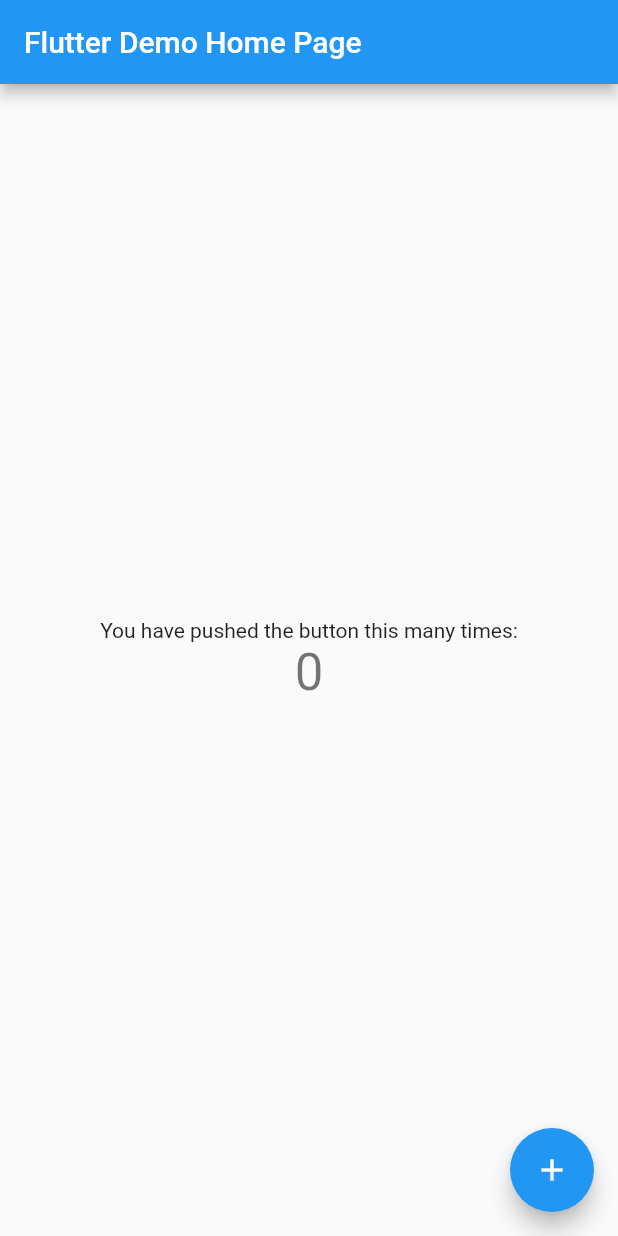
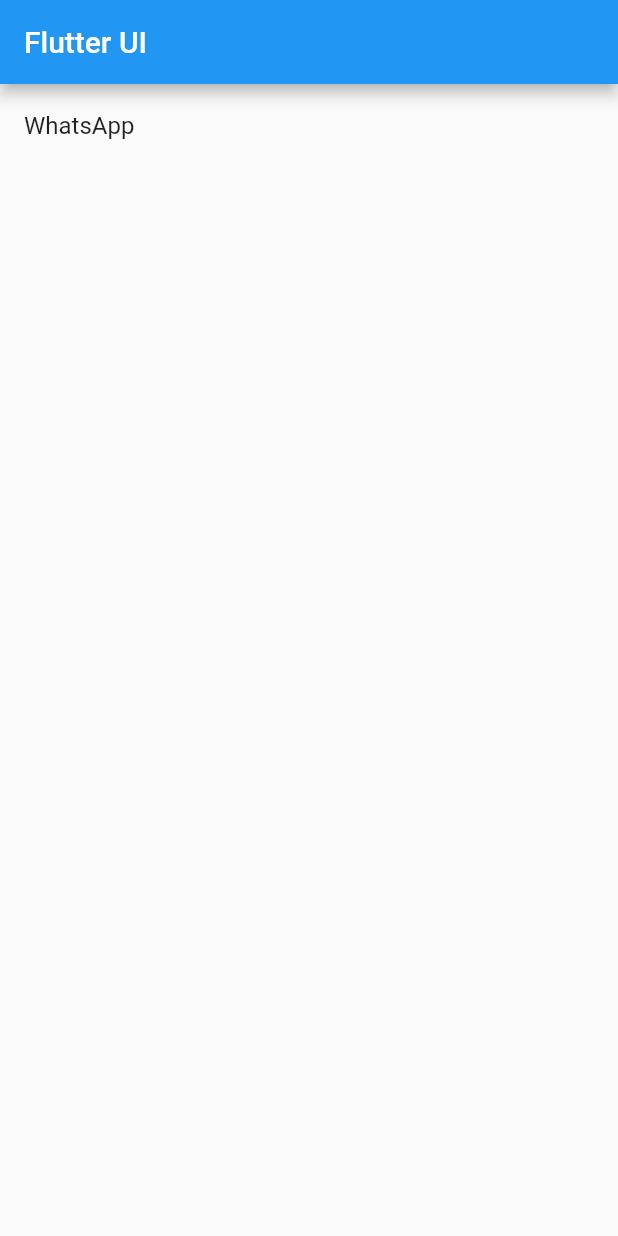
Before and after one commit to vel-jack/ui_design, a Flutter app: the screen it shows after launch, on a phone screen of 412 x 824 dp. Run offline on Flutter 3.47's test engine with Material 2 defaults, Android fonts, the phone set to English and light mode, and no system bars; our stand-ins replace get.

Commit message:
first ui

```diff
--- /dev/null
+++ b/lib/constants.dart
@@ -0,0 +1,13 @@
+import 'package:flutter/material.dart';
+import 'package:ui_design/main.dart';
+import 'package:ui_design/ui/whatsapp/views/whatsapp.dart';
+
+final allRoutes = <String, Map<String, dynamic>>{
+  "whaatsapp": {"name": "WhatsApp", "view": const WhatsApp()}
+};
+
+final kRoutes = <String, WidgetBuilder>{
+  Navigator.defaultRouteName: (context) => MyHomePage(),
+  for (String routeName in allRoutes.keys)
+    routeName: (context) => allRoutes[routeName]!["view"]
+};
--- a/lib/main.dart
+++ b/lib/main.dart
@@ -1,4 +1,6 @@
 import 'package:flutter/material.dart';
+import 'package:get/get.dart';
+import 'package:ui_design/constants.dart';
 
 void main() {
   runApp(const MyApp());
@@ -7,109 +9,37 @@ void main() {
 class MyApp extends StatelessWidget {
   const MyApp({Key? key}) : super(key: key);
 
-  // This widget is the root of your application.
   @override
   Widget build(BuildContext context) {
-    return MaterialApp(
+    return GetMaterialApp(
       title: 'Flutter Demo',
       theme: ThemeData(
-        // This is the theme of your application.
-        //
-        // Try running your application with "flutter run". You'll see the
-        // application has a blue toolbar. Then, without quitting the app, try
-        // changing the primarySwatch below to Colors.green and then invoke
-        // "hot reload" (press "r" in the console where you ran "flutter run",
-        // or simply save your changes to "hot reload" in a Flutter IDE).
-        // Notice that the counter didn't reset back to zero; the application
-        // is not restarted.
         primarySwatch: Colors.blue,
       ),
-      home: const MyHomePage(title: 'Flutter Demo Home Page'),
+      routes: kRoutes,
     );
   }
 }
 
-class MyHomePage extends StatefulWidget {
-  const MyHomePage({Key? key, required this.title}) : super(key: key);
-
-  // This widget is the home page of your application. It is stateful, meaning
-  // that it has a State object (defined below) that contains fields that affect
-  // how it looks.
-
-  // This class is the configuration for the state. It holds the values (in this
-  // case the title) provided by the parent (in this case the App widget) and
-  // used by the build method of the State. Fields in a Widget subclass are
-  // always marked "final".
-
-  final String title;
-
-  @override
-  State<MyHomePage> createState() => _MyHomePageState();
-}
-
-class _MyHomePageState extends State<MyHomePage> {
-  int _counter = 0;
-
-  void _incrementCounter() {
-    setState(() {
-      // This call to setState tells the Flutter framework that something has
-      // changed in this State, which causes it to rerun the build method below
-      // so that the display can reflect the updated values. If we changed
-      // _counter without calling setState(), then the build method would not be
-      // called again, and so nothing would appear to happen.
-      _counter++;
-    });
-  }
-
+class MyHomePage extends StatelessWidget {
+  MyHomePage({Key? key}) : super(key: key);
+  final routes = allRoutes.keys.toList();
   @override
   Widget build(BuildContext context) {
-    // This method is rerun every time setState is called, for instance as done
-    // by the _incrementCounter method above.
-    //
-    // The Flutter framework has been optimized to make rerunning build methods
-    // fast, so that you can just rebuild anything that needs updating rather
-    // than having to individually change instances of widgets.
     return Scaffold(
-      appBar: AppBar(
-        // Here we take the value from the MyHomePage object that was created by
-        // the App.build method, and use it to set our appbar title.
-        title: Text(widget.title),
-      ),
-      body: Center(
-        // Center is a layout widget. It takes a single child and positions it
-        // in the middle of the parent.
-        child: Column(
-          // Column is also a layout widget. It takes a list of children and
-          // arranges them vertically. By default, it sizes itself to fit its
-          // children horizontally, and tries to be as tall as its parent.
-          //
-          // Invoke "debug painting" (press "p" in the console, choose the
-          // "Toggle Debug Paint" action from the Flutter Inspector in Android
-          // Studio, or the "Toggle Debug Paint" command in Visual Studio Code)
-          // to see the wireframe for each widget.
-          //
-          // Column has various properties to control how it sizes itself and
-          // how it positions its children. Here we use mainAxisAlignment to
-          // center the children vertically; the main axis here is the vertical
-          // axis because Columns are vertical (the cross axis would be
-          // horizontal).
-          mainAxisAlignment: MainAxisAlignment.center,
-          children: <Widget>[
-            const Text(
-              'You have pushed the button this many times:',
-            ),
-            Text(
-              '$_counter',
-              style: Theme.of(context).textTheme.headline4,
-            ),
-          ],
+        appBar: AppBar(
+          title: const Text('Flutter UI'),
         ),
-      ),
-      floatingActionButton: FloatingActionButton(
-        onPressed: _incrementCounter,
-        tooltip: 'Increment',
-        child: const Icon(Icons.add),
-      ), // This trailing comma makes auto-formatting nicer for build methods.
-    );
+        body: ListView.builder(
+          itemCount: routes.length,
+          itemBuilder: (BuildContext context, int index) {
+            return ListTile(
+              title: Text('${allRoutes[routes[index]]!["name"]}'),
+              onTap: () {
+                Get.toNamed(routes[index]);
+              },
+            );
+          },
+        ));
   }
 }
--- /dev/null
+++ b/lib/ui/whatsapp/views/whatsapp.dart
@@ -0,0 +1,17 @@
+import 'package:flutter/material.dart';
+
+class WhatsApp extends StatelessWidget {
+  const WhatsApp({Key? key}) : super(key: key);
+  @override
+  Widget build(BuildContext context) {
+    return const Scaffold(
+      body: CustomScrollView(
+        slivers: <Widget>[
+          SliverAppBar(
+            title: Text('WhatsApp'),
+          )
+        ],
+      ),
+    );
+  }
+}
--- a/pubspec.yaml
+++ b/pubspec.yaml
@@ -34,6 +34,7 @@ dependencies:
   # The following adds the Cupertino Icons font to your application.
   # Use with the CupertinoIcons class for iOS style icons.
   cupertino_icons: ^1.0.2
+  get: ^4.6.5
 
 dev_dependencies:
   flutter_test:
```
Also changed, not shown: pubspec.lock.
